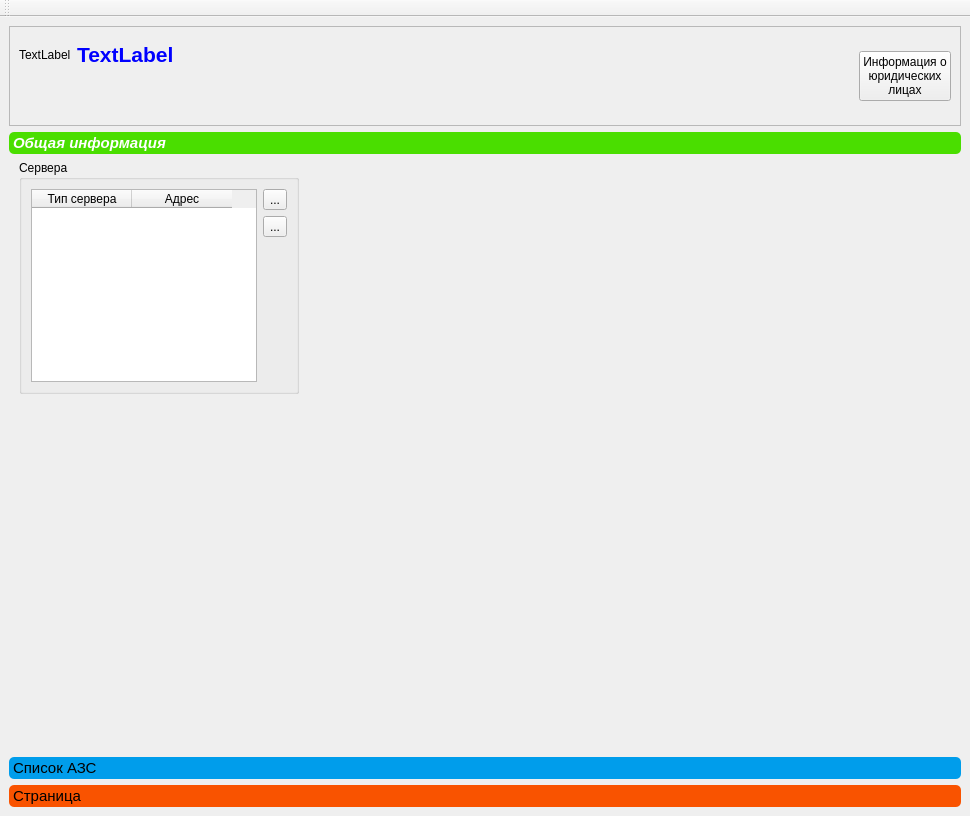
Above: Clients/clientswindow.ui from rust3128/HotlineDesktop before the change. Below: the same form after it.
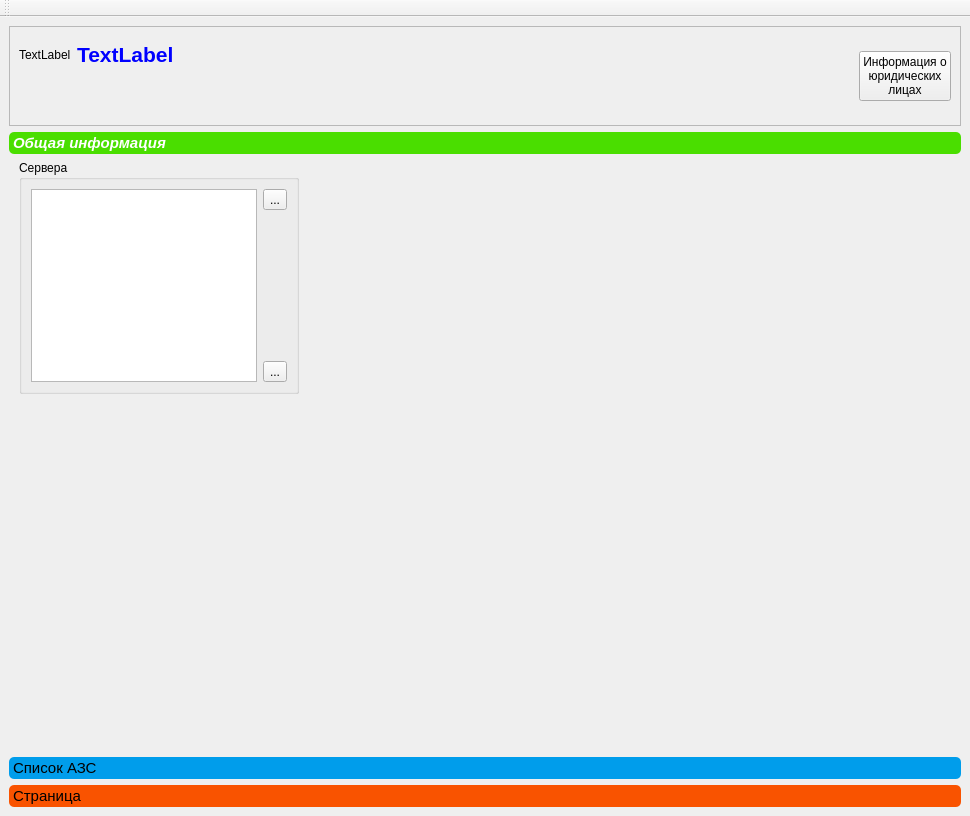
That is the form after the change. Icons and pictures are not drawn.

Commit message: Server widget

Diff of the .ui file:
```diff
--- a/Clients/clientswindow.ui
+++ b/Clients/clientswindow.ui
@@ -151,6 +151,23 @@
          <bool>false</bool>
         </property>
         <layout class="QGridLayout" name="gridLayout_3">
+         <item row="2" column="1">
+          <widget class="QToolButton" name="toolButtonRemoveServer">
+           <property name="toolTip">
+            <string>Удалить сервер</string>
+           </property>
+           <property name="text">
+            <string>...</string>
+           </property>
+           <property name="icon">
+            <iconset resource="../resource.qrc">
+             <normaloff>:/Images/remove.png</normaloff>:/Images/remove.png</iconset>
+           </property>
+          </widget>
+         </item>
+         <item row="0" column="0" rowspan="3">
+          <widget class="QTableWidget" name="tableWidgetServers"/>
+         </item>
          <item row="0" column="1">
           <widget class="QToolButton" name="toolButtonAddServer">
            <property name="toolTip">
@@ -174,34 +191,6 @@
            </property>
           </widget>
          </item>
-         <item row="1" column="1">
-          <widget class="QToolButton" name="toolButtonRemoveServer">
-           <property name="toolTip">
-            <string>Удалить сервер</string>
-           </property>
-           <property name="text">
-            <string>...</string>
-           </property>
-           <property name="icon">
-            <iconset resource="../resource.qrc">
-             <normaloff>:/Images/remove.png</normaloff>:/Images/remove.png</iconset>
-           </property>
-          </widget>
-         </item>
-         <item row="0" column="0" rowspan="3">
-          <widget class="QTableWidget" name="tableWidget">
-           <column>
-            <property name="text">
-             <string>Тип сервера</string>
-            </property>
-           </column>
-           <column>
-            <property name="text">
-             <string>Адрес</string>
-            </property>
-           </column>
-          </widget>
-         </item>
         </layout>
        </widget>
       </widget>
```
The commit also changes 11 other files.
